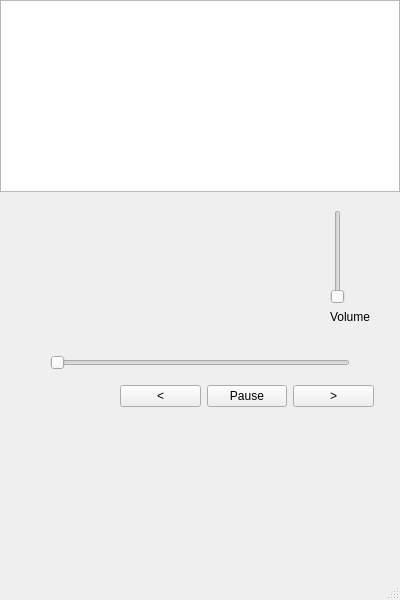
Qt form podcast_pro/mainwindow.ui (devtamer/podcast-pro) before a commit.
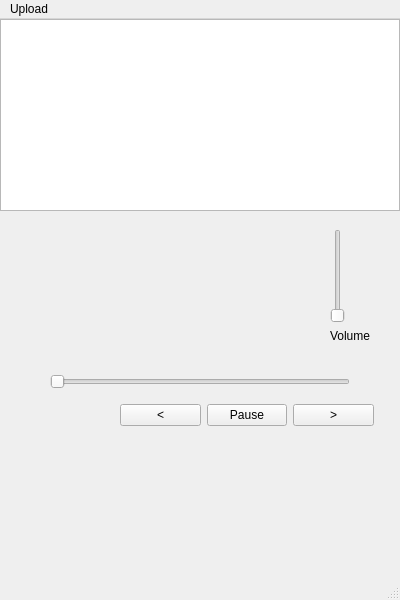
The same form after that commit.

```diff
--- a/podcast_pro/mainwindow.ui
+++ b/podcast_pro/mainwindow.ui
@@ -112,6 +112,13 @@
      <height>22</height>
     </rect>
    </property>
+   <widget class="QMenu" name="menuUpload">
+    <property name="title">
+     <string>Upload</string>
+    </property>
+    <addaction name="uploadFiles"/>
+   </widget>
+   <addaction name="menuUpload"/>
   </widget>
   <widget class="QStatusBar" name="statusbar"/>
  </widget>
```
Left out of the diff: 5 changed lines with no effect on the pictures.
